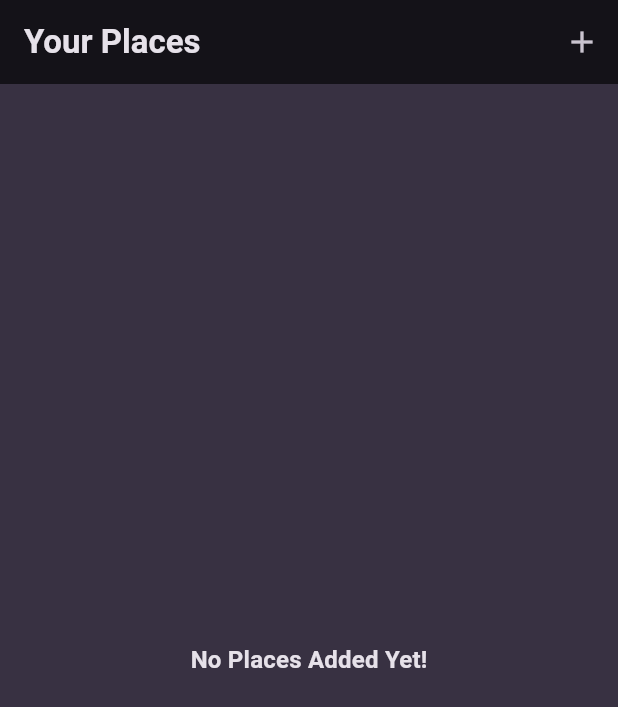
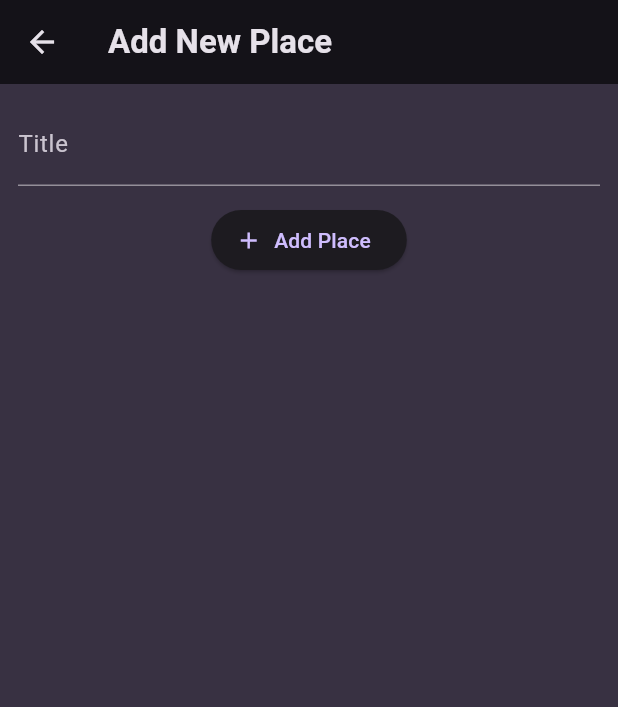
Before and after one commit to RizwanSiddiqui021/Flutter_and_Dart_Udemy, a Flutter app: the screen it shows after launch, after a tap on the "add" icon, on a phone screen of 412 x 824 dp. Shown: the top 707 px of the screen. Run offline on Flutter 3.47's test engine with Material 3 defaults, Android fonts, the phone set to English and light mode, and no system bars; our stand-ins replace firebase_auth, firebase_core, flutter_riverpod, google_fonts, just_audio, riverpod_annotation and 1 more; accounts and stored records are empty; generated files the repository leaves out were written again.

Commit message:
done upto module 13 video 8

```diff
--- a/favorite_places/lib/main.dart
+++ b/favorite_places/lib/main.dart
@@ -1,5 +1,6 @@
 import 'package:favorite_places/screens/places.dart';
 import 'package:flutter/material.dart';
+import 'package:flutter_riverpod/flutter_riverpod.dart';
 
 import 'package:google_fonts/google_fonts.dart';
 
@@ -21,11 +22,11 @@ final theme = ThemeData().copyWith(
 );
 
 void main() {
-  runApp(const MyApp());
+  runApp(ProviderScope(child: const MyApp()));
 }
 
 class MyApp extends StatelessWidget {
-  const MyApp({Key? key}) : super(key: key);
+  const MyApp({super.key});
 
   @override
   Widget build(BuildContext context) {
--- /dev/null
+++ b/favorite_places/lib/providers/user_places.dart
@@ -0,0 +1,16 @@
+import 'package:favorite_places/models/place.dart';
+import 'package:flutter_riverpod/legacy.dart';
+
+class UserPlacesNotifier extends StateNotifier<List<Place>> {
+  UserPlacesNotifier() : super(const []);
+
+  void addPlace(String title) {
+    final newPlace = Place(title: title);
+    state = [newPlace, ...state];
+  }
+}
+
+final userPlacesProvider =
+    StateNotifierProvider<UserPlacesNotifier, List<Place>>(
+      (ref) => UserPlacesNotifier(),
+    );
--- a/favorite_places/lib/screens/add_place.dart
+++ b/favorite_places/lib/screens/add_place.dart
@@ -0,0 +1,60 @@
+import 'package:favorite_places/providers/user_places.dart';
+import 'package:flutter/material.dart';
+import 'package:flutter_riverpod/flutter_riverpod.dart';
+
+class AddPlaceScreen extends ConsumerStatefulWidget {
+  const AddPlaceScreen({super.key});
+
+  @override
+  ConsumerState<AddPlaceScreen> createState() => _AddPlaceScreenState();
+}
+
+class _AddPlaceScreenState extends ConsumerState<AddPlaceScreen> {
+  final _titleController = TextEditingController();
+
+  void _savePlace() {
+    final enteredTitle = _titleController.text;
+
+    if (enteredTitle.isEmpty) {
+      return;
+    }
+
+    ref.read(userPlacesProvider.notifier).addPlace(enteredTitle);
+
+    Navigator.of(context).pop();
+  }
+
+  @override
+  void dispose() {
+    _titleController.dispose();
+    super.dispose();
+  }
+
+  @override
+  Widget build(BuildContext context) {
+    return Scaffold(
+      appBar: AppBar(title: Text("Add New Place")),
+
+      body: SingleChildScrollView(
+        padding: const EdgeInsets.all(12),
+        child: Column(
+          children: [
+            TextField(
+              decoration: InputDecoration(label: Text("Title")),
+              style: TextStyle(
+                color: Theme.of(context).colorScheme.onBackground,
+              ),
+              controller: _titleController,
+            ),
+            const SizedBox(height: 12),
+            ElevatedButton.icon(
+              onPressed: _savePlace,
+              icon: Icon(Icons.add),
+              label: Text("Add Place"),
+            ),
+          ],
+        ),
+      ),
+    );
+  }
+}
--- /dev/null
+++ b/favorite_places/lib/screens/place_detail.dart
@@ -0,0 +1,24 @@
+import 'package:favorite_places/models/place.dart';
+import 'package:flutter/material.dart';
+
+class PlaceDetailScreen extends StatelessWidget {
+  const PlaceDetailScreen({super.key, required this.place});
+
+  final Place place;
+
+  @override
+  Widget build(BuildContext context) {
+    return Scaffold(
+      appBar: AppBar(title: Text(place.title)),
+
+      body: Center(
+        child: Text(
+          place.title,
+          style: Theme.of(context).textTheme.titleMedium!.copyWith(
+            color: Theme.of(context).colorScheme.onBackground,
+          ),
+        ),
+      ),
+    );
+  }
+}
--- a/favorite_places/lib/screens/places.dart
+++ b/favorite_places/lib/screens/places.dart
@@ -1,20 +1,31 @@
+import 'package:favorite_places/providers/user_places.dart';
+import 'package:favorite_places/screens/add_place.dart';
 import 'package:favorite_places/widgets/places_list.dart';
 import 'package:flutter/material.dart';
+import 'package:flutter_riverpod/flutter_riverpod.dart';
 
-class PlacesScreen extends StatelessWidget {
+class PlacesScreen extends ConsumerWidget {
   const PlacesScreen({super.key});
 
   @override
-  Widget build(BuildContext context) {
+  Widget build(BuildContext context, WidgetRef ref) {
+    final userPlaces = ref.watch(userPlacesProvider);
     return Scaffold(
       appBar: AppBar(
         title: Text("Your Places"),
         actions: [
-          IconButton(onPressed: () {}, icon: Icon(Icons.add))
+          IconButton(
+            onPressed: () {
+              Navigator.push(
+                context,
+                MaterialPageRoute(builder: (ctx) => AddPlaceScreen()),
+              );
+            },
+            icon: Icon(Icons.add),
+          ),
         ],
-
       ),
-      body: PlacesList(places: []),
+      body: PlacesList(places: userPlaces),
     );
   }
 }
--- a/favorite_places/lib/widgets/places_list.dart
+++ b/favorite_places/lib/widgets/places_list.dart
@@ -1,4 +1,5 @@
 import 'package:favorite_places/models/place.dart';
+import 'package:favorite_places/screens/place_detail.dart';
 import 'package:flutter/material.dart';
 
 class PlacesList extends StatelessWidget {
@@ -28,6 +29,9 @@ class PlacesList extends StatelessWidget {
             color: Theme.of(context).colorScheme.onBackground,
           ),
         ),
+        onTap: () {
+          Navigator.of(context).push(MaterialPageRoute(builder: (ctx) => PlaceDetailScreen(place: places[index])));
+        },
       ),
     );
   }
--- a/favorite_places/pubspec.yaml
+++ b/favorite_places/pubspec.yaml
@@ -36,6 +36,7 @@ dependencies:
   cupertino_icons: ^1.0.8
   google_fonts: ^8.0.2
   uuid: ^4.5.3
+  flutter_riverpod: ^3.3.1
 
 dev_dependencies:
   flutter_test:
```
Also changed, not shown: favorite_places/lib/screens/places_details.dart (deleted), favorite_places/pubspec.lock.
